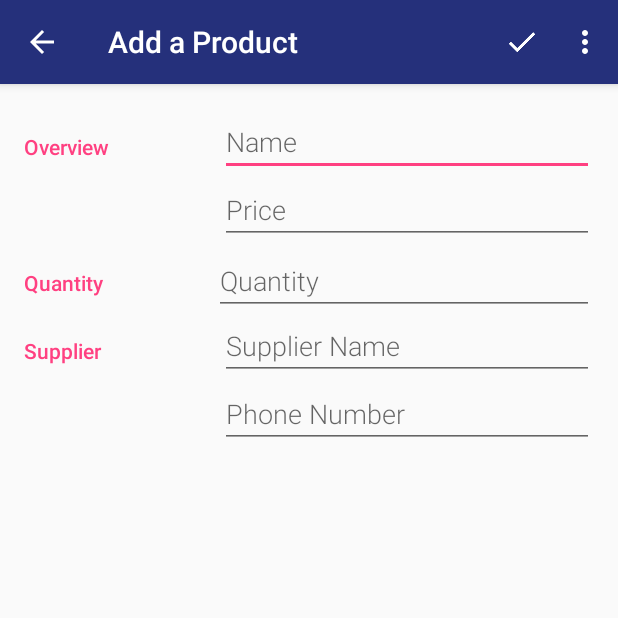
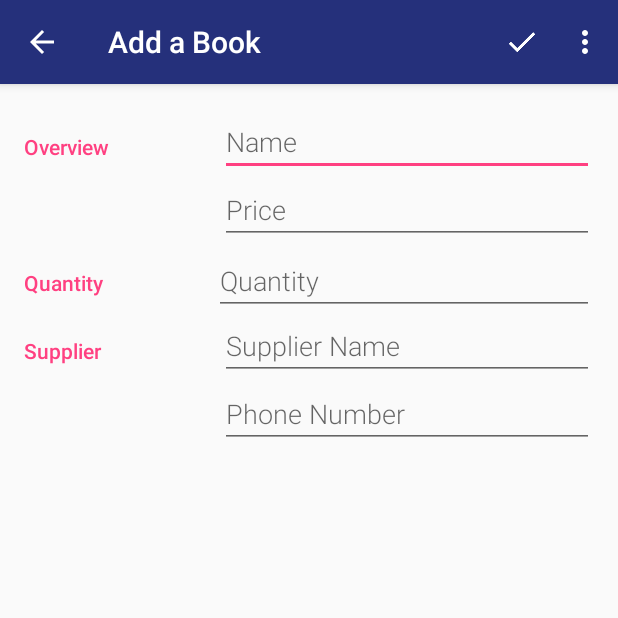
Before and after one commit to natasak/InventoryApp, an Android app: the screen it shows after launch (EditorActivity), after a tap on an icon or button, on a phone screen of 412 x 824 dp, the top half of it. Run offline under Robolectric (Android 15) with nearby library versions, the phone set to English and light mode, and no system bars.

Commit message:
Updated EditorActivity for editing books too on clicking on a list item.

```diff
--- a/app/src/main/AndroidManifest.xml
+++ b/app/src/main/AndroidManifest.xml
@@ -20,7 +20,6 @@
         </activity>
         <activity
             android:name=".EditorActivity"
-            android:label="@string/editor_activity_title_new_product"
             android:theme="@style/EditorTheme"
             android:parentActivityName=".MainActivity" >
             <!-- Parent activity meta-data to support 4.0 and lower -->
--- a/app/src/main/java/com/example/natasa/inventoryapp/EditorActivity.java
+++ b/app/src/main/java/com/example/natasa/inventoryapp/EditorActivity.java
@@ -1,6 +1,7 @@
 package com.example.natasa.inventoryapp;
 
 import android.content.ContentValues;
+import android.content.Intent;
 import android.net.Uri;
 import android.os.Bundle;
 import android.support.v4.app.NavUtils;
@@ -36,6 +37,20 @@ public class EditorActivity extends AppCompatActivity {
     protected void onCreate(Bundle savedInstanceState) {
         super.onCreate(savedInstanceState);
         setContentView(R.layout.activity_editor);
+
+        // Examine the intent that was used to launch this activity
+        // in order to figure out, if we are creating a new book or editing an existing one.
+        Intent intent = getIntent();
+        Uri currentBookUri = intent.getData();
+
+        // If the intent doesn't contain a book content URI, then we are crating a new book
+        if (currentBookUri == null) {
+            //This is new book, so change the app bar to say "Add a book"
+            setTitle(getString(R.string.editor_activity_title_new_product));
+        } else {
+            // Otherwise this is an existing book, so change app bar to say "Edit book"
+            setTitle(getString(R.string.editor_activity_title_edit_product));
+        }
 
         // Find all relevant views that we will need to read user input from
         nameEditText = (EditText) findViewById(R.id.edit_product_name);
--- a/app/src/main/java/com/example/natasa/inventoryapp/MainActivity.java
+++ b/app/src/main/java/com/example/natasa/inventoryapp/MainActivity.java
@@ -1,14 +1,17 @@
 package com.example.natasa.inventoryapp;
 
 import android.app.LoaderManager;
+import android.content.ContentUris;
 import android.content.CursorLoader;
 import android.content.Intent;
 import android.content.Loader;
 import android.database.Cursor;
+import android.net.Uri;
 import android.os.Bundle;
 import android.support.design.widget.FloatingActionButton;
 import android.support.v7.app.AppCompatActivity;
 import android.view.View;
+import android.widget.AdapterView;
 import android.widget.ListView;
 
 import com.example.natasa.inventoryapp.data.BookContract.BookEntry;
@@ -51,6 +54,28 @@ public class MainActivity extends AppCompatActivity implements LoaderManager.Loa
         // There is no book data yet (until the laoder finishes) so pass in null for the Cursor
         mCursorAdapter = new BookCursorAdapter(this, null);
         bookListView.setAdapter(mCursorAdapter);
+
+        // Setup the item click listener
+        bookListView.setOnItemClickListener(new AdapterView.OnItemClickListener() {
+            @Override
+            public void onItemClick(AdapterView<?> adapterView, View view, int position, long id) {
+
+                //Create new intent to go to EditorActivity
+                Intent intent = new Intent(MainActivity.this, EditorActivity.class);
+
+                // Form the content URI that represents the specific book that was clicked on,
+                // by appending the "id" (passed as input to this method) onto the
+                // BookEntry.CONTENT_URI.
+                Uri currentBookUri = ContentUris.withAppendedId(BookEntry.CONTENT_URI, id);
+
+                // Set the URI on the data field of the intent
+                intent.setData(currentBookUri);
+
+                // Launch the EditorActivity to display the data for the current book
+                startActivity(intent);
+
+            }
+        });
 
         // kick off the loader
         getLoaderManager().initLoader(BOOK_LOADER, null, this);
--- a/app/src/main/res/layout/list_item.xml
+++ b/app/src/main/res/layout/list_item.xml
@@ -62,6 +62,8 @@
         android:layout_height="wrap_content"
         android:layout_alignParentRight="true"
         android:text="@string/button_text_sale"
-        android:textColor="@color/colorButtonWhite"  />
+        android:textColor="@color/colorButtonWhite"
+        android:focusable="false" />
+
 
 </RelativeLayout>
--- a/app/src/main/res/values/strings.xml
+++ b/app/src/main/res/values/strings.xml
@@ -1,8 +1,11 @@
 <resources>
     <string name="app_name">InventoryApp</string>
 
-    <!-- Title for the activity to add a new product -->
-    <string name="editor_activity_title_new_product">Add a Product</string>
+    <!-- Title for the activity to add a new book -->
+    <string name="editor_activity_title_new_product">Add a Book</string>
+
+    <!-- Title for the activity to edit an existing book -->
+    <string name="editor_activity_title_edit_product">Edit Book</string>
 
     <!-- Label for editor menu option to save product and leave editor -->
     <string name="action_save">Save</string>
```
